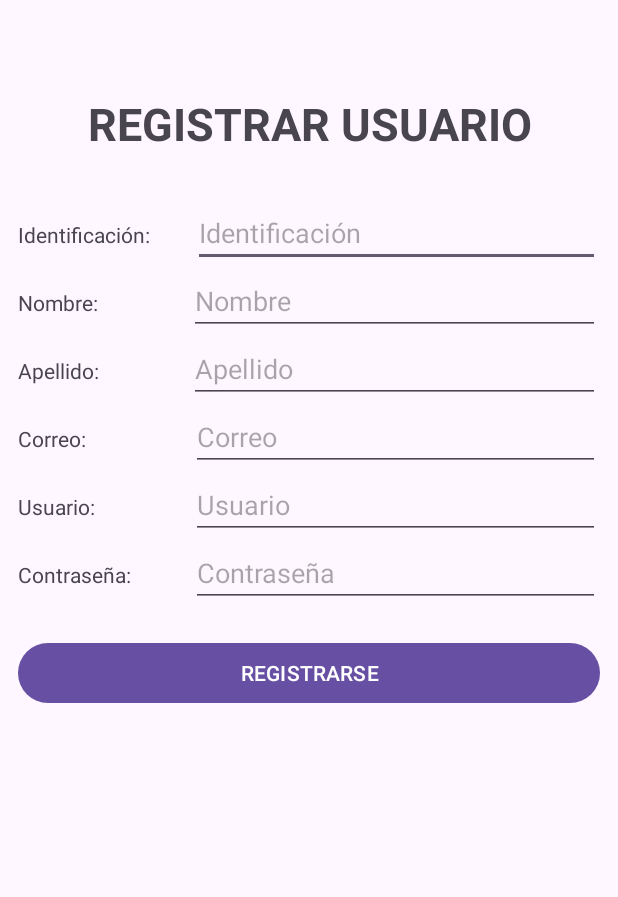
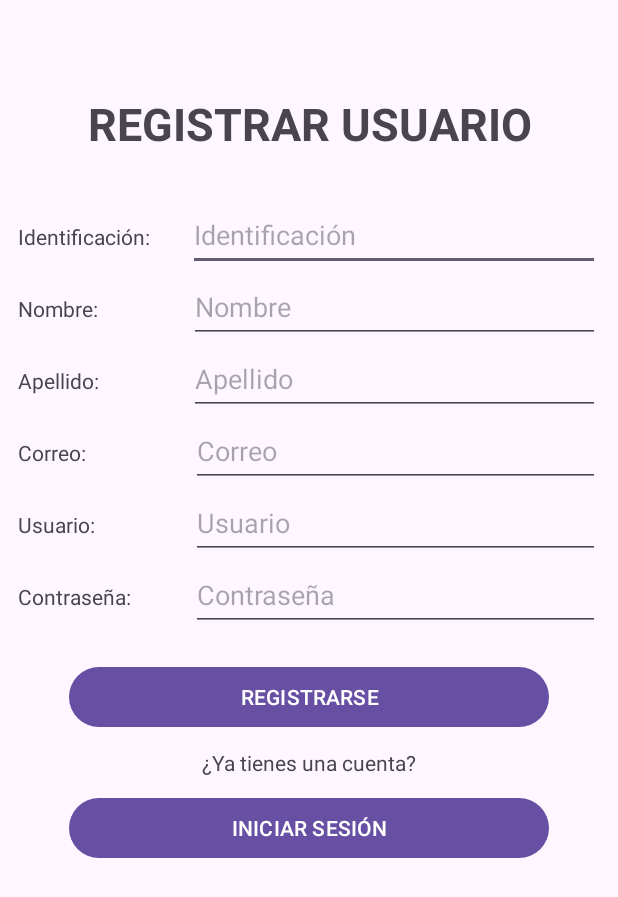
Before and after one commit to kdgarzon/ZOOLOGICSANDROIDSTUDIO, an Android app: the screen it shows after launch (RegistroActivity), on a phone screen of 412 x 824 dp. Shown: the top 897 px of the screen. Run offline under Robolectric (Android 15) with nearby library versions, the phone set to English and light mode, and no system bars.

Commit message:
Ajustes de formulario registro

```diff
--- a/app/src/main/res/layout/activity_registro.xml
+++ b/app/src/main/res/layout/activity_registro.xml
@@ -29,7 +29,7 @@
                 android:id="@+id/RegistroUsuario"
                 android:layout_width="match_parent"
                 android:layout_height="wrap_content"
-                android:text="REGISTRAR USUARIO"
+                android:text="@string/registro_usuario"
                 android:textAlignment="center"
                 android:textSize="30sp"
                 android:textStyle="bold"
@@ -46,16 +46,17 @@
                     android:layout_width="wrap_content"
                     android:layout_height="wrap_content"
                     android:layout_marginEnd="25dp"
-                    android:text="Identificación: " />
+                    android:text="@string/identificacion" />
 
                 <EditText
                     android:id="@+id/editTextIdent"
-                    android:layout_width="wrap_content"
-                    android:layout_height="wrap_content"
+                    android:layout_width="0dp"
+                    android:layout_height="48dp"
                     android:layout_weight="1"
                     android:ems="10"
-                    android:hint="Identificación"
-                    android:inputType="number" />
+                    android:hint="@string/hintidentificacion"
+                    android:inputType="number"
+                    android:autofillHints="Identificacion"/>
             </LinearLayout>
 
             <LinearLayout
@@ -68,16 +69,17 @@
                     android:layout_width="wrap_content"
                     android:layout_height="wrap_content"
                     android:layout_weight="1"
-                    android:text="Nombre:" />
+                    android:text="@string/nombre" />
 
                 <EditText
                     android:id="@+id/editTextNombre"
                     android:layout_width="wrap_content"
-                    android:layout_height="wrap_content"
+                    android:layout_height="48dp"
                     android:layout_weight="1"
                     android:ems="10"
-                    android:hint="Nombre"
-                    android:inputType="text" />
+                    android:hint="@string/hintnombre"
+                    android:inputType="text"
+                    android:autofillHints="Nombre"/>
             </LinearLayout>
             <LinearLayout
                 android:layout_width="match_parent"
@@ -89,16 +91,17 @@
                     android:layout_width="wrap_content"
                     android:layout_height="wrap_content"
                     android:layout_weight="1"
-                    android:text="Apellido:" />
+                    android:text="@string/apellido" />
 
                 <EditText
                     android:id="@+id/editTextApellido"
                     android:layout_width="wrap_content"
-                    android:layout_height="wrap_content"
+                    android:layout_height="48dp"
                     android:layout_weight="1"
                     android:ems="10"
-                    android:hint="Apellido"
-                    android:inputType="text" />
+                    android:hint="@string/hintapellido"
+                    android:inputType="text"
+                    android:autofillHints="Apellido"/>
             </LinearLayout>
             <LinearLayout
                 android:layout_width="match_parent"
@@ -110,16 +113,17 @@
                     android:layout_width="wrap_content"
                     android:layout_height="wrap_content"
                     android:layout_marginEnd="70dp"
-                    android:text="Correo:" />
+                    android:text="@string/correo" />
 
                 <EditText
                     android:id="@+id/editTextCorreo"
-                    android:layout_width="wrap_content"
-                    android:layout_height="wrap_content"
+                    android:layout_width="0dp"
+                    android:layout_height="48dp"
                     android:layout_weight="1"
                     android:ems="10"
-                    android:hint="Correo"
-                    android:inputType="textEmailAddress" />
+                    android:hint="@string/hintcorreo"
+                    android:inputType="textEmailAddress"
+                    android:autofillHints="Correo electrónico"/>
             </LinearLayout>
             <LinearLayout
                 android:layout_width="match_parent"
@@ -131,16 +135,17 @@
                     android:layout_width="wrap_content"
                     android:layout_height="wrap_content"
                     android:layout_marginEnd="64dp"
-                    android:text="Usuario:" />
+                    android:text="@string/usuario" />
 
                 <EditText
                     android:id="@+id/editTextUsuario"
-                    android:layout_width="wrap_content"
-                    android:layout_height="wrap_content"
+                    android:layout_width="0dp"
+                    android:layout_height="48dp"
                     android:layout_weight="1"
                     android:ems="10"
-                    android:hint="Usuario"
-                    android:inputType="text" />
+                    android:hint="@string/hintusuario"
+                    android:inputType="text"
+                    android:autofillHints="Nombre de usuario"/>
             </LinearLayout>
             <LinearLayout
                 android:layout_width="match_parent"
@@ -152,25 +157,43 @@
                     android:layout_width="wrap_content"
                     android:layout_height="wrap_content"
                     android:layout_marginEnd="40dp"
-                    android:text="Contraseña:" />
+                    android:text="@string/contraseña" />
 
                 <EditText
                     android:id="@+id/editTextContraseña"
-                    android:layout_width="wrap_content"
-                    android:layout_height="wrap_content"
+                    android:layout_width="0dp"
+                    android:layout_height="48dp"
                     android:layout_weight="1"
                     android:ems="10"
-                    android:hint="Contraseña"
-                    android:inputType="textPassword" />
+                    android:hint="@string/hintcontraseña"
+                    android:inputType="textPassword"
+                    android:autofillHints="Contraseña"/>
             </LinearLayout>
 
         </LinearLayout>
 
         <Button
             android:id="@+id/btnRegistrar"
+            android:layout_width="320dp"
+            android:layout_height="wrap_content"
+            android:layout_marginTop="20dp"
+            android:layout_gravity="center_horizontal"
+            android:text="@string/registrar" />
+
+        <TextView
+            android:id="@+id/textYaHayCuenta"
             android:layout_width="match_parent"
             android:layout_height="wrap_content"
-            android:text="REGISTRARSE"
-            android:layout_marginTop="20dp"/>
+            android:text="@string/ya_hay_cuenta"
+            android:textAlignment="center"
+            android:layout_marginTop="10dp"
+            android:layout_marginBottom="10dp"/>
+
+        <Button
+            android:id="@+id/btnIngresar"
+            android:layout_width="320dp"
+            android:layout_height="48dp"
+            android:layout_gravity="center_horizontal"
+            android:text="@string/iniciar_sesion" />
     </LinearLayout>
 </androidx.constraintlayout.widget.ConstraintLayout>
--- a/app/src/main/res/values/strings.xml
+++ b/app/src/main/res/values/strings.xml
@@ -1,3 +1,25 @@
 <resources>
     <string name="app_name">ZOOLOGICSAPP</string>
+
+    //SUBTITULOS DE CAMPOS DE TEXTO
+
+    <string name="registro_usuario">REGISTRAR USUARIO</string>
+    <string name="identificacion">Identificación:</string>
+    <string name="nombre">Nombre:</string>
+    <string name="apellido">Apellido:</string>
+    <string name="correo">Correo:</string>
+    <string name="usuario">Usuario:</string>
+    <string name="contraseña">Contraseña:</string>
+    <string name="registrar">REGISTRARSE</string>
+    <string name="ya_hay_cuenta">¿Ya tienes una cuenta?</string>
+    <string name="iniciar_sesion">INICIAR SESIÓN</string>
+
+    //HINTS CAMPOS DE TEXTO EDITABLES
+
+    <string name="hintidentificacion">Identificación</string>
+    <string name="hintnombre">Nombre</string>
+    <string name="hintapellido">Apellido</string>
+    <string name="hintcorreo">Correo</string>
+    <string name="hintusuario">Usuario</string>
+    <string name="hintcontraseña">Contraseña</string>
 </resources>
```
